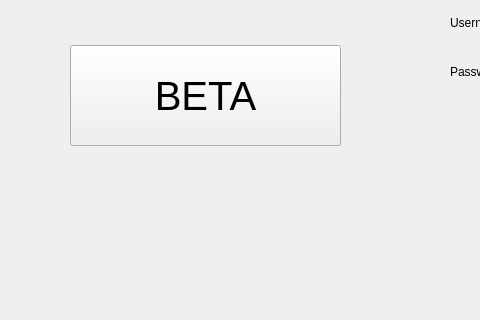
Above: loginwindow.ui from rizzi-trevor/Proj2TempRepo before the change; both pictures show x 0 to 480 and y 135 to 455 of the 832 by 455 pixel window. Below: the same form after it.
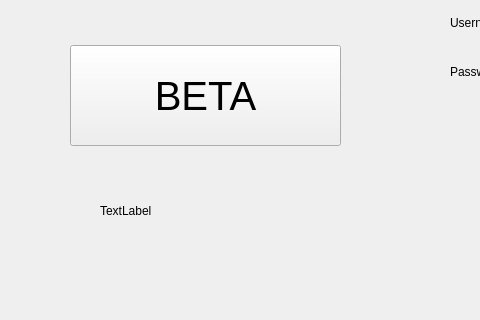
That is the form after the change.

Patch:
```diff
--- a/loginwindow.ui
+++ b/loginwindow.ui
@@ -186,6 +186,19 @@
      <string/>
     </property>
    </widget>
+   <widget class="QLabel" name="distance">
+    <property name="geometry">
+     <rect>
+      <x>100</x>
+      <y>320</y>
+      <width>141</width>
+      <height>51</height>
+     </rect>
+    </property>
+    <property name="text">
+     <string>TextLabel</string>
+    </property>
+   </widget>
   </widget>
   <widget class="QMenuBar" name="menubar">
    <property name="geometry">
```
Left out of the diff: 2 changed lines with no effect on the pictures.
